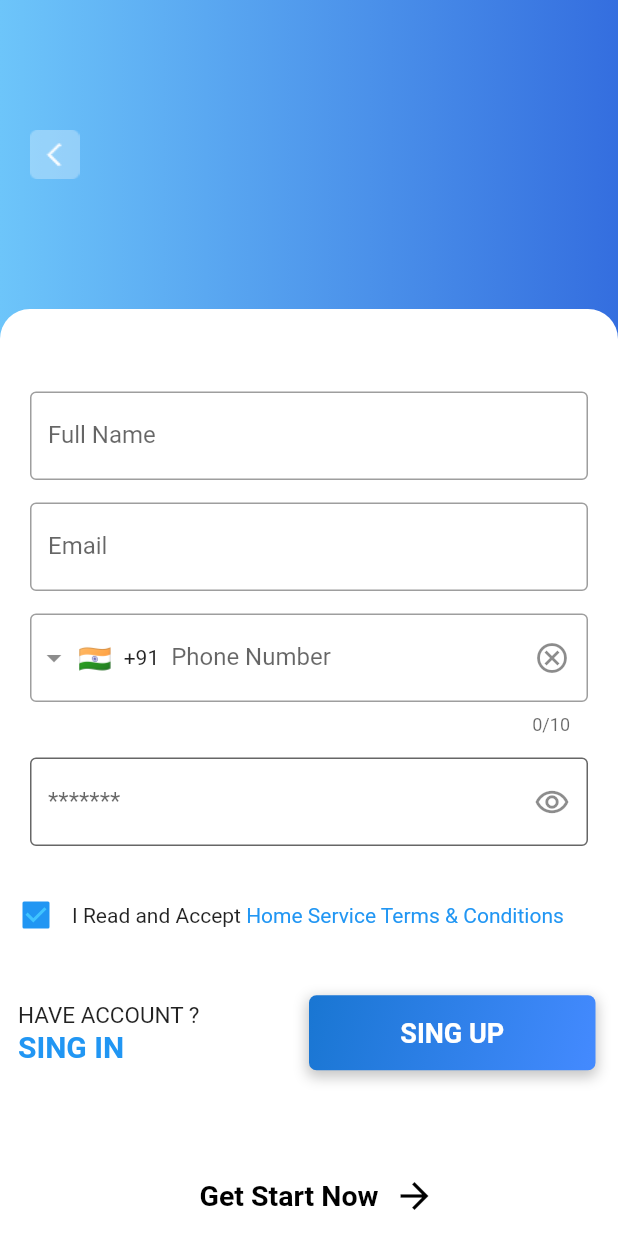
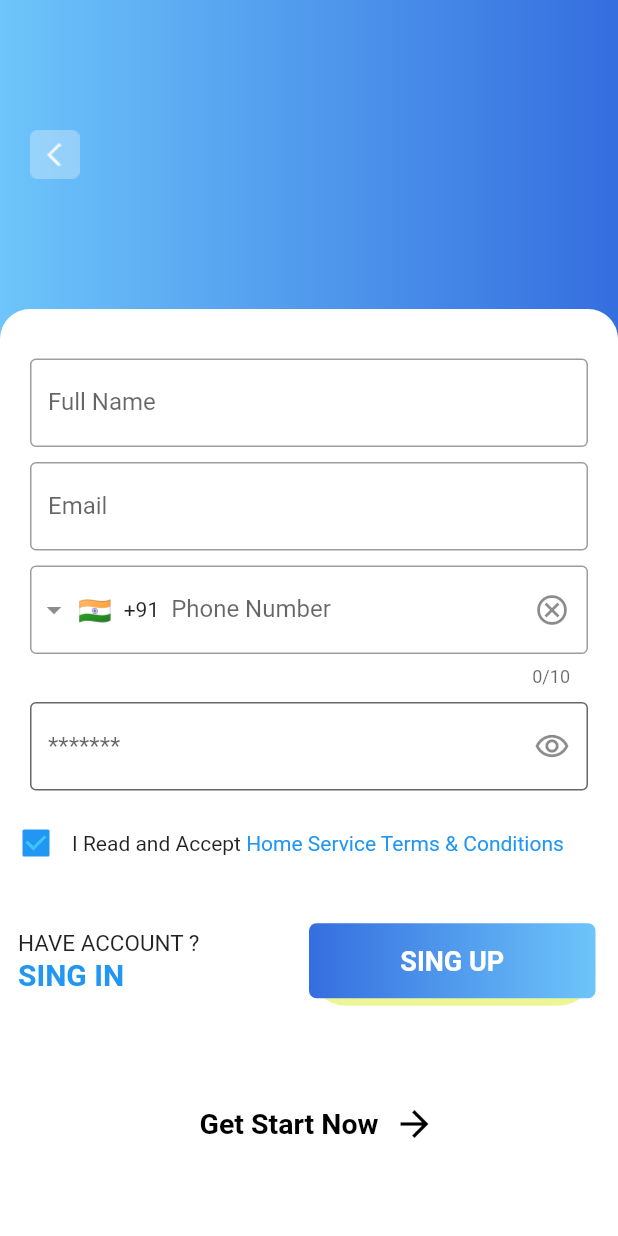
Before and after one commit to QasemFJber/final_flutter_project, a Flutter app: the RegiserPage screen opened by its route, on a phone screen of 412 x 824 dp. Run offline on Flutter 3.47's test engine with Material 2 defaults, Android fonts, the phone set to English and light mode, and no system bars; drawn by our look-alikes of intl_phone_field; our stand-ins replace get.

Commit message:
Improved user interfaces and the latest modifications

```diff
--- a/lib/widgets/register_widget.dart
+++ b/lib/widgets/register_widget.dart
@@ -16,9 +16,8 @@ class _RegisterWidgetState extends State<RegisterWidget> {
     return Column(
       children: [
         SizedBox(
-          height: 55,
+          height: 33,
         ),
-
         Padding(
           padding: const EdgeInsets.symmetric(horizontal: 20),
           child: TextField(
@@ -28,7 +27,7 @@ class _RegisterWidgetState extends State<RegisterWidget> {
             ),
           ),
         ),
-        SizedBox(height: 15),
+        SizedBox(height: 10),
         Padding(
           padding: const EdgeInsets.symmetric(horizontal: 20),
           child: TextField(
@@ -39,7 +38,7 @@ class _RegisterWidgetState extends State<RegisterWidget> {
           ),
         ),
         SizedBox(
-          height: 15,
+          height: 10,
         ),
         Padding(
           padding: const EdgeInsets.only(right: 20, left: 20),
@@ -61,7 +60,7 @@ class _RegisterWidgetState extends State<RegisterWidget> {
           ),
         ),
         SizedBox(
-          height: 15,
+          height: 10,
         ),
         Padding(
           padding: const EdgeInsets.only(right: 20, left: 20),
@@ -80,7 +79,7 @@ class _RegisterWidgetState extends State<RegisterWidget> {
           ),
         ),
         SizedBox(
-          height: 22,
+          height: 11,
         ),
         Row(
           children: [
@@ -93,11 +92,13 @@ class _RegisterWidgetState extends State<RegisterWidget> {
                     onChanged: (value) {}, // تعديل القيمة عند التغيير
                   ),
                   Text('I Read and Accept'),
-                  Text(' Home Service Terms & Conditions',style: TextStyle(color: Colors.blue),),
+                  Text(
+                    ' Home Service Terms & Conditions',
+                    style: TextStyle(color: Colors.blue),
+                  ),
                 ],
               ),
             ),
-
           ],
         ),
         SizedBox(
@@ -127,8 +128,7 @@ class _RegisterWidgetState extends State<RegisterWidget> {
                         style: TextStyle(
                             fontSize: 20,
                             fontWeight: FontWeight.bold,
-                            color: Colors.blue
-                        ),
+                            color: Colors.blue),
                       ),
                     ),
                   ],
@@ -142,28 +142,30 @@ class _RegisterWidgetState extends State<RegisterWidget> {
                   child: Container(
                     decoration: BoxDecoration(
                       borderRadius: BorderRadius.circular(33),
+                      boxShadow: [
+                        BoxShadow(
+                          color: Color(0xFFEDF696),
+                          offset: Offset(0, 5),
+                          blurRadius: 0,
+                          spreadRadius: 0,
+                        ),
+                      ],
                     ),
                     child: Container(
                       height: 50,
                       width: 150,
                       decoration: BoxDecoration(
+                        borderRadius: BorderRadius.all(
+                          Radius.circular(5),
+                        ),
                         gradient: LinearGradient(
+                          begin: AlignmentDirectional.topEnd,
+                          end: AlignmentDirectional.topStart,
                           colors: [
-                            Colors.blue.shade700,
-                            Colors.blueAccent.shade200
+                            Color(0xFF6DC5FA),
+                            Color(0xFF346EDF),
                           ],
-                          begin: Alignment.topLeft,
-                          end: Alignment.bottomRight,
                         ),
-                        borderRadius: BorderRadius.circular(5),
-                        boxShadow: [
-                          BoxShadow(
-                            color: Colors.grey.withOpacity(0.6),
-                            spreadRadius: 1,
-                            blurRadius: 7,
-                            offset: Offset(0, 3), // changes position of shadow
-                          ),
-                        ],
                       ),
                       child: MaterialButton(
                         onPressed: () {},
@@ -178,17 +180,15 @@ class _RegisterWidgetState extends State<RegisterWidget> {
                       ),
                     ),
                   ),
+
                 )),
           ],
         ),
         SizedBox(
           height: 44,
         ),
-        Spacer(
-          flex: 1,
-        ),
         Padding(
-          padding: const EdgeInsets.only(left: 125),
+          padding: const EdgeInsets.only(left: 125, bottom: 20),
           child: Center(
             child: TextButton(
               onPressed: () {},
```
